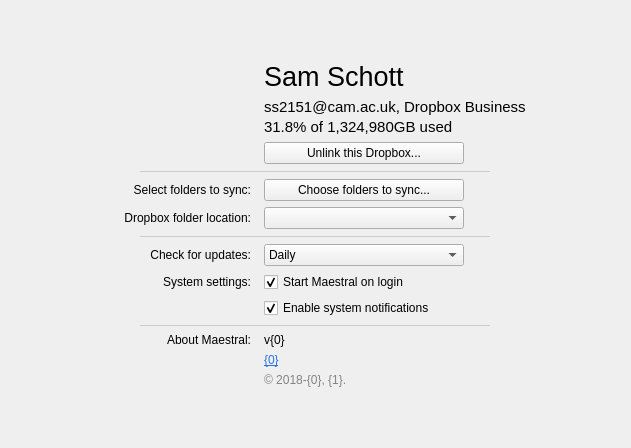
Before: the Qt Designer form maestral/gui/resources/settings_window.ui in samschott/maestral, drawn with Qt 5.
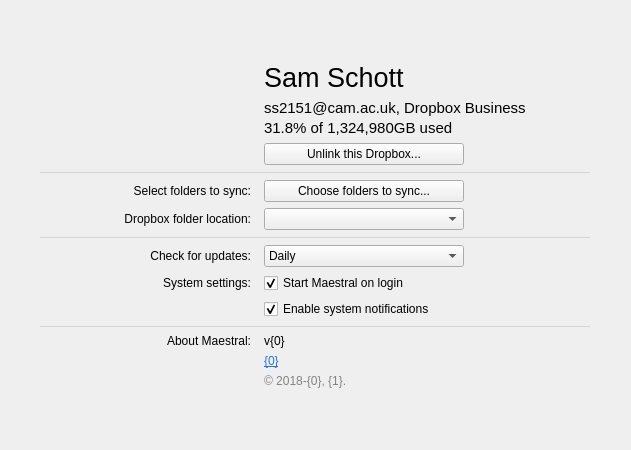
After: the same form once the commit is applied.

Commit message: tweaked hline colors and size

Diff of the .ui file:
```diff
--- a/maestral/gui/resources/settings_window.ui
+++ b/maestral/gui/resources/settings_window.ui
@@ -7,7 +7,7 @@
     <x>0</x>
     <y>0</y>
     <width>631</width>
-    <height>448</height>
+    <height>450</height>
    </rect>
   </property>
   <property name="sizePolicy">
@@ -134,18 +134,18 @@
       <widget class="Line" name="line1">
        <property name="minimumSize">
         <size>
-         <width>350</width>
+         <width>550</width>
          <height>0</height>
         </size>
        </property>
        <property name="maximumSize">
         <size>
-         <width>400</width>
+         <width>550</width>
          <height>16777215</height>
         </size>
        </property>
        <property name="styleSheet">
-        <string notr="true">color: rgb(205, 203, 205)</string>
+        <string notr="true">color: rgb(213, 213, 213)</string>
        </property>
        <property name="frameShadow">
         <enum>QFrame::Plain</enum>
@@ -204,18 +204,18 @@
       <widget class="Line" name="line0">
        <property name="minimumSize">
         <size>
-         <width>350</width>
+         <width>550</width>
          <height>0</height>
         </size>
        </property>
        <property name="maximumSize">
         <size>
-         <width>400</width>
+         <width>550</width>
          <height>16777215</height>
         </size>
        </property>
        <property name="styleSheet">
-        <string notr="true">color: rgb(205, 203, 205)</string>
+        <string notr="true">color: rgb(213, 213, 213)</string>
        </property>
        <property name="frameShadow">
         <enum>QFrame::Plain</enum>
@@ -246,18 +246,18 @@
       <widget class="Line" name="line2">
        <property name="minimumSize">
         <size>
-         <width>350</width>
+         <width>550</width>
          <height>0</height>
         </size>
        </property>
        <property name="maximumSize">
         <size>
-         <width>400</width>
+         <width>300</width>
          <height>16777215</height>
         </size>
        </property>
        <property name="styleSheet">
-        <string notr="true">color: rgb(205, 203, 205)</string>
+        <string notr="true">color: rgb(213, 213, 213)</string>
        </property>
        <property name="frameShadow">
         <enum>QFrame::Plain</enum>
```
The commit also changes 1 other file.
